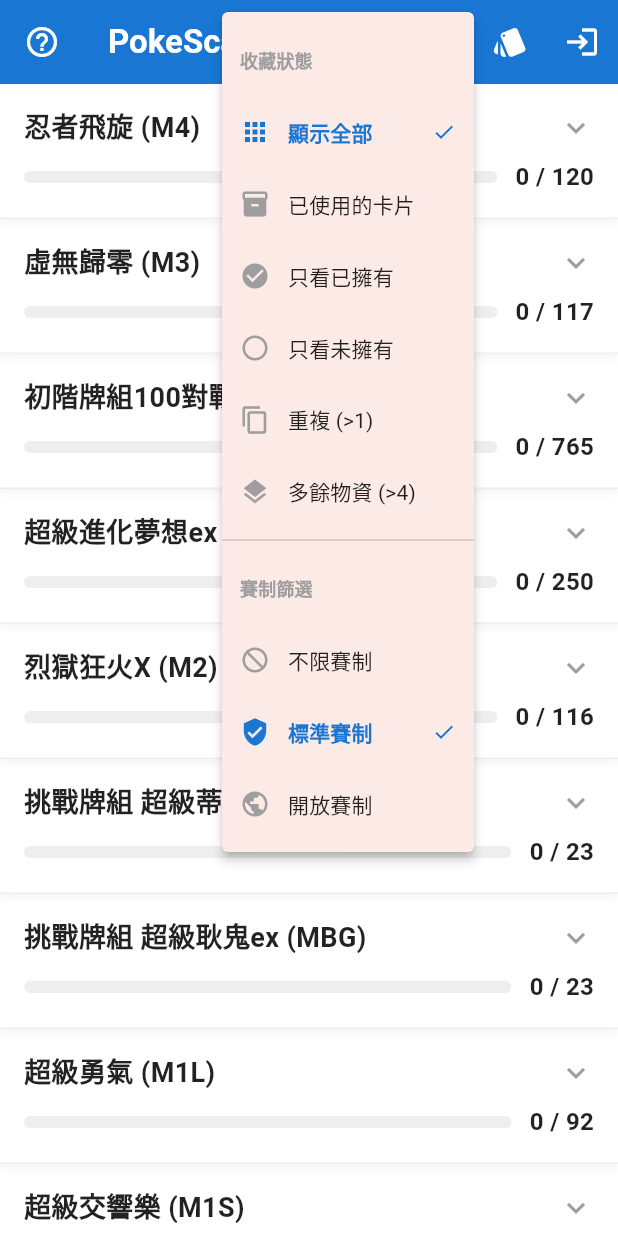
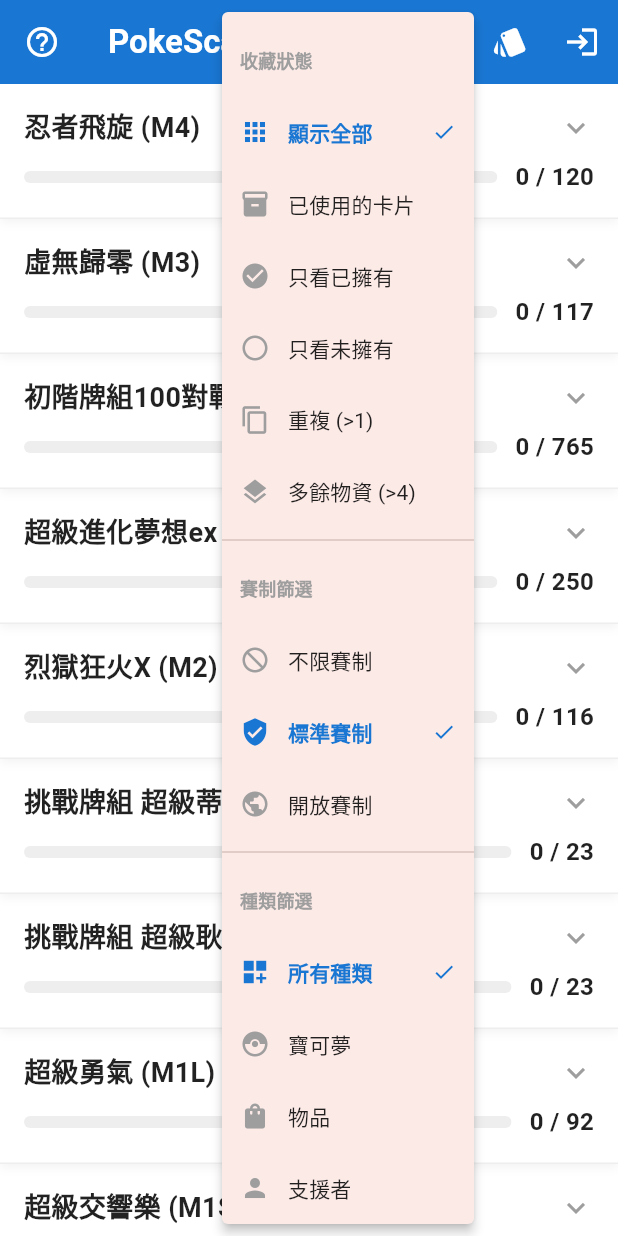
Before and after one commit to YukiHime-TW/poke_scan_tw, a Flutter app: the screen it shows after launch, after a tap on the "filter list" icon, on a phone screen of 412 x 824 dp. Run offline on Flutter 3.47's test engine with Material 3 defaults, Android fonts, the phone set to English and light mode, and no system bars; our stand-ins replace cached_network_image, camera, cloud_firestore, firebase_auth, firebase_core, google_sign_in and 4 more; missing offline and left inert: google_mlkit_text_recognition; accounts and stored records are empty.

Commit message:
新增過濾條件

```diff
--- a/lib/screens/home_screen.dart
+++ b/lib/screens/home_screen.dart
@@ -9,10 +9,23 @@
 import '../widgets/set_header.dart';
 import 'deck_list_screen.dart';
 
-// 擴充狀態過濾：新增 used (正在使用中)
+// 狀態過濾
 enum StatusFilter { all, owned, missing, duplicates, competitive, inDeck, used }
 
+// 賽制過濾
 enum FormatFilter { all, standard, expanded }
+
+// 種類過濾 (新增)
+enum TypeFilter {
+  all,
+  pokemon,
+  goods,
+  supporter,
+  stadium,
+  tool,
+  specialEnergy,
+  basicEnergy
+}
 
 class HomeScreen extends StatefulWidget {
   const HomeScreen({super.key});
@@ -29,6 +42,7 @@
 
   StatusFilter _statusFilter = StatusFilter.all;
   FormatFilter _formatFilter = FormatFilter.standard;
+  TypeFilter _typeFilter = TypeFilter.all; // 預設看全部種類
 
   @override
   void dispose() {
@@ -36,6 +50,7 @@
     super.dispose();
   }
 
+  // --- 賽制過濾邏輯 ---
   bool _matchesFormat(dynamic cardData) {
     if (_formatFilter == FormatFilter.all) return true;
     String regMark = (cardData['reg'] ?? "").toString().toUpperCase();
@@ -45,10 +60,34 @@
     return true;
   }
 
+  // --- 種類過濾邏輯 (核心新增) ---
+  bool _matchesType(dynamic cardData) {
+    if (_typeFilter == TypeFilter.all) return true;
+    String type = (cardData['type'] ?? "").toString();
+
+    switch (_typeFilter) {
+      case TypeFilter.pokemon:
+        return type == "寶可夢";
+      case TypeFilter.goods:
+        return type == "訓練家|物品";
+      case TypeFilter.supporter:
+        return type == "訓練家|支援者";
+      case TypeFilter.stadium:
+        return type == "訓練家|競技場";
+      case TypeFilter.tool:
+        return type == "訓練家|道具";
+      case TypeFilter.specialEnergy:
+        return type == "特殊能量";
+      case TypeFilter.basicEnergy:
+        return type == "基本能量" || type == "能量";
+      default:
+        return true;
+    }
+  }
+
   Color _getThemeColor(bool isDeckMode) {
     if (_statusFilter == StatusFilter.inDeck) return Colors.teal.shade400;
-    if (_statusFilter == StatusFilter.used)
-      return Colors.blueGrey.shade600; // 使用中的卡片用藍灰色
+    if (_statusFilter == StatusFilter.used) return Colors.blueGrey.shade600;
     if (isDeckMode) return Colors.teal.shade800;
 
     if (_statusFilter == StatusFilter.duplicates ||
@@ -64,11 +103,14 @@
 
   String _getAppBarTitle(bool isDeckMode) {
     if (_isSearching) return "";
-    if (_statusFilter == StatusFilter.inDeck) return "當前牌組內容";
-    if (_statusFilter == StatusFilter.used) return "已使用的卡片";
-    if (isDeckMode) return "正在編輯牌組";
-
     String title = "PokeScan TW";
+    if (_statusFilter == StatusFilter.inDeck)
+      title = "當前牌組內容";
+    else if (_statusFilter == StatusFilter.used)
+      title = "已使用的卡片";
+    else if (isDeckMode)
+      title = "正在編輯牌組";
+    else {
       switch (_statusFilter) {
         case StatusFilter.owned:
           title = "我的收藏";
@@ -85,9 +127,7 @@
         default:
           break;
       }
-    if (_formatFilter == FormatFilter.standard)
-      title += " (標準)";
-    else if (_formatFilter == FormatFilter.expanded) title += " (開放)";
+    }
     return title;
   }
 
@@ -124,13 +164,11 @@
         String fullId = "$setCode-$k";
         int count = provider.userCollection[fullId] ?? 0;
 
-        // --- 核心過濾邏輯 ---
+        // 1. 狀態過濾
         if (_statusFilter == StatusFilter.inDeck) {
           if (!isDeckMode || !activeDeck.cards.containsKey(fullId)) return;
         } else if (_statusFilter == StatusFilter.used) {
-          // 【新增】過濾正在被任何牌組或收藏本使用的卡片
-          final usages = deckProvider.getCardUsages(fullId);
-          if (usages.isEmpty) return;
+          if (deckProvider.getCardUsages(fullId).isEmpty) return;
         } else {
           if (_statusFilter == StatusFilter.owned && count == 0) return;
           if (_statusFilter == StatusFilter.missing && count > 0) return;
@@ -138,8 +176,13 @@
           if (_statusFilter == StatusFilter.competitive && count <= 4) return;
         }
 
+        // 2. 賽制過濾
         if (!_matchesFormat(v)) return;
 
+        // 3. 種類過濾 (核心判斷)
+        if (!_matchesType(v)) return;
+
+        // 4. 搜尋過濾
         if (query.isNotEmpty) {
           String cardName = v['name'].toString().toLowerCase();
           String rarity = (v['rarity'] ?? "").toString().toLowerCase();
@@ -162,10 +205,12 @@
       int ownedInSet = allCards.keys
           .where((k) => provider.userCollection.containsKey("$setCode-$k"))
           .length;
-      // 搜尋、檢視牌組內、或是檢視使用中卡片時，強制展開
+
+      // 搜尋、檢視牌組內、或是開啟特定種類過濾時，強制展開
       bool isExpanded = (query.isNotEmpty ||
               _statusFilter == StatusFilter.inDeck ||
-              _statusFilter == StatusFilter.used)
+              _statusFilter == StatusFilter.used ||
+              _typeFilter != TypeFilter.all)
           ? true
           : (_expandedState[setCode] ?? false);
 
@@ -186,7 +231,8 @@
                 onTap: () {
                   if (query.isEmpty &&
                       _statusFilter != StatusFilter.inDeck &&
-                      _statusFilter != StatusFilter.used) {
+                      _statusFilter != StatusFilter.used &&
+                      _typeFilter == TypeFilter.all) {
                     setState(() => _expandedState[setCode] = !isExpanded);
                   }
                 },
@@ -225,7 +271,7 @@
         leading: IconButton(
           icon: const Icon(Icons.help_outline),
           tooltip: "使用說明",
-          onPressed: () => _showHelpDialog(context), // 確保這行正確
+          onPressed: () => _showHelpDialog(context),
         ),
         title: _isSearching
             ? TextField(
@@ -305,7 +351,10 @@
                       TextButton(
                           onPressed: () {
                             deckProvider.selectDeck(null);
-                            setState(() => _statusFilter = StatusFilter.all);
+                            setState(() {
+                              _statusFilter = StatusFilter.all;
+                              _typeFilter = TypeFilter.all; // 結束編輯時重設
+                            });
                           },
                           child: const Text("完成",
                               style: TextStyle(
@@ -320,14 +369,18 @@
     );
   }
 
+  // --- 構建下拉式過濾選單 ---
   Widget _buildFilterMenu(bool isDeckMode) {
     return PopupMenuButton<dynamic>(
       icon: const Icon(Icons.filter_list),
+      tooltip: "進階過濾",
       onSelected: (value) => setState(() {
         if (value is StatusFilter) _statusFilter = value;
         if (value is FormatFilter) _formatFilter = value;
+        if (value is TypeFilter) _typeFilter = value;
       }),
       itemBuilder: (BuildContext context) => <PopupMenuEntry<dynamic>>[
+        // 區塊 1：收藏狀態
         const PopupMenuItem(
             enabled: false,
             child: Text("收藏狀態",
@@ -337,15 +390,11 @@
                     color: Colors.grey))),
         _buildPopupItem(StatusFilter.all, Icons.apps, "顯示全部",
             _statusFilter == StatusFilter.all),
-
-        // --- 智慧過濾選項 ---
         if (isDeckMode)
           _buildPopupItem(StatusFilter.inDeck, Icons.fact_check, "這副牌的卡片",
               _statusFilter == StatusFilter.inDeck),
-
         _buildPopupItem(StatusFilter.used, Icons.inventory, "已使用的卡片",
             _statusFilter == StatusFilter.used),
-
         _buildPopupItem(StatusFilter.owned, Icons.check_circle, "只看已擁有",
             _statusFilter == StatusFilter.owned),
         _buildPopupItem(StatusFilter.missing, Icons.radio_button_unchecked,
@@ -356,6 +405,8 @@
             _statusFilter == StatusFilter.competitive),
 
         const PopupMenuDivider(),
+
+        // 區塊 2：賽制篩選
         const PopupMenuItem(
             enabled: false,
             child: Text("賽制篩選",
@@ -369,6 +420,33 @@
             _formatFilter == FormatFilter.standard),
         _buildPopupItem(FormatFilter.expanded, Icons.public, "開放賽制",
             _formatFilter == FormatFilter.expanded),
+
+        const PopupMenuDivider(),
+
+        // 區塊 3：卡片種類 (核心新增)
+        const PopupMenuItem(
+            enabled: false,
+            child: Text("種類篩選",
+                style: TextStyle(
+                    fontWeight: FontWeight.bold,
+                    fontSize: 12,
+                    color: Colors.grey))),
+        _buildPopupItem(TypeFilter.all, Icons.dashboard_customize, "所有種類",
+            _typeFilter == TypeFilter.all),
+        _buildPopupItem(TypeFilter.pokemon, Icons.catching_pokemon, "寶可夢",
+            _typeFilter == TypeFilter.pokemon),
+        _buildPopupItem(TypeFilter.goods, Icons.shopping_bag, "物品",
+            _typeFilter == TypeFilter.goods),
+        _buildPopupItem(TypeFilter.supporter, Icons.person, "支援者",
+            _typeFilter == TypeFilter.supporter),
+        _buildPopupItem(TypeFilter.stadium, Icons.stadium, "競技場",
+            _typeFilter == TypeFilter.stadium),
+        _buildPopupItem(TypeFilter.tool, Icons.build_circle, "道具",
+            _typeFilter == TypeFilter.tool),
+        _buildPopupItem(TypeFilter.specialEnergy, Icons.stars, "特殊能量",
+            _typeFilter == TypeFilter.specialEnergy),
+        _buildPopupItem(TypeFilter.basicEnergy, Icons.flash_on, "基本能量",
+            _typeFilter == TypeFilter.basicEnergy),
       ],
     );
   }
@@ -420,7 +498,7 @@
       builder: (ctx) => AlertDialog(
         title: const Row(
           children: [
-              Icon(Icons.manage_search, color: Colors.redAccent),
+            Icon(Icons.style, color: Colors.redAccent), // 更換為卡片圖標
             SizedBox(width: 10),
             Text("PokeScan TW 使用手冊"),
           ],
@@ -445,7 +523,7 @@
                 _buildHelpHeader("2. 強大的搜尋與過濾", Icons.search),
                 _buildHelpItem(
                     "全方位搜尋", "點擊放大鏡輸入 名稱 / 編號 / 稀有度 / 系列名，按 Enter 執行。"),
-                  _buildHelpItem("多重過濾", "點擊漏斗切換收藏狀態或賽制環境。"),
+                _buildHelpItem("多重過濾", "點擊漏斗切換收藏狀態、賽制環境或卡片種類。"),
                 const Padding(
                   padding: EdgeInsets.only(left: 12, top: 4),
                   child: Column(
@@ -475,8 +553,6 @@
                       const Text("• 點擊卡片改為「放入牌組」",
                           style:
                               TextStyle(fontSize: 13, color: Colors.black54)),
-
-                        // 使用自定義小色塊取代 Emoji
                       _LabelRow(Colors.teal.shade600, "青標籤：庫存充足"),
                       _LabelRow(Colors.red.shade900, "紅標籤 + ⚠️：實體收藏不足"),
                     ],
```
Lines whose indentation alone changed are shown as unchanged.
